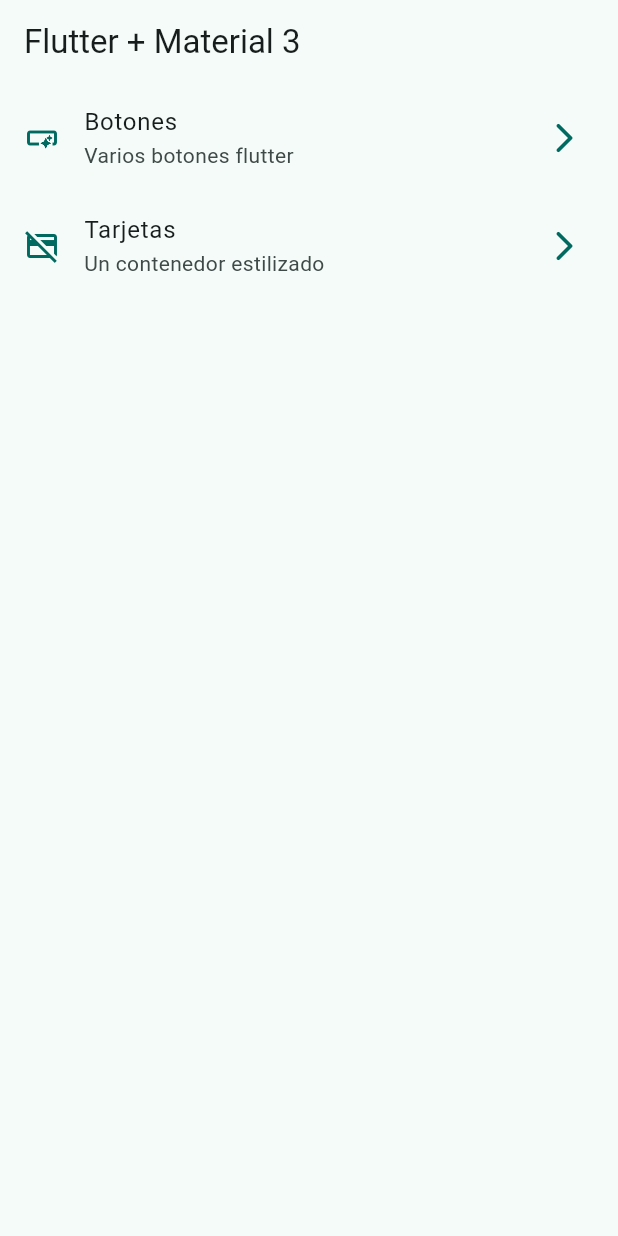
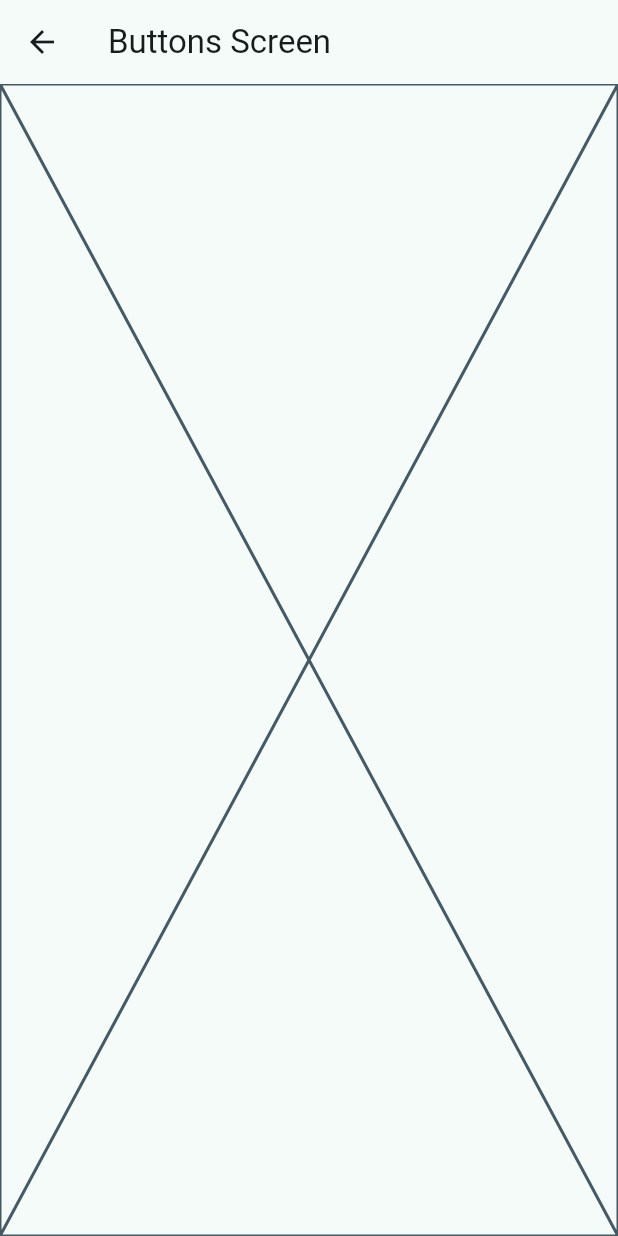
Before and after one commit to i-licona/widgets_app, a Flutter app: the screen it shows after launch, after a tap on "Botones", on a phone screen of 412 x 824 dp. Run offline on Flutter 3.47's test engine with Material 2 defaults, Android fonts, the phone set to English and light mode, and no system bars.

Commit message:
rutas basicas con flutter

```diff
--- a/lib/main.dart
+++ b/lib/main.dart
@@ -1,5 +1,7 @@
 import 'package:flutter/material.dart';
 import 'package:widgets_app/config/theme/app_theme.dart';
+import 'package:widgets_app/presentation/screens/buttons/buttons_screen.dart';
+import 'package:widgets_app/presentation/screens/cards/cards_screen.dart';
 import 'package:widgets_app/presentation/screens/home/home_screen.dart';
 
 void main() {
@@ -14,7 +16,11 @@ class MainApp extends StatelessWidget {
     return MaterialApp(
       debugShowCheckedModeBanner: false,
       theme: AppTheme(selectedColor: 2).getTheme(),
-      home:const HomeScreen()
+      home:const HomeScreen(),
+      routes: {
+        '/buttons': ( context ) => const ButtonsScreen(),
+        '/cards': ( context ) => const CardsScreen()
+      },
     );
   }
 }
--- /dev/null
+++ b/lib/presentation/screens/buttons/buttons_screen.dart
@@ -0,0 +1,15 @@
+import 'package:flutter/material.dart';
+
+class ButtonsScreen extends StatelessWidget {
+  const ButtonsScreen({super.key});
+
+  @override
+  Widget build(BuildContext context) {
+    return Scaffold(
+      appBar: AppBar(
+        title: const Text('Buttons Screen'),
+      ),
+      body: const Placeholder(),
+    );
+  }
+}
--- a/lib/presentation/screens/home/home_screen.dart
+++ b/lib/presentation/screens/home/home_screen.dart
@@ -1,6 +1,7 @@
 
 import 'package:flutter/material.dart';
 import 'package:widgets_app/config/menu/menu_item.dart';
+import 'package:widgets_app/presentation/screens/buttons/buttons_screen.dart';
 
 class HomeScreen extends StatelessWidget {
   const HomeScreen({super.key});
@@ -48,7 +49,12 @@ class _CustomListTitle extends StatelessWidget {
       title: Text(menuItem.title),
       subtitle: Text(menuItem.subTitle),
       onTap: (){
-        // Todo: Navegar a otra pantalla
+        /* Navigator.of(context).push(
+          MaterialPageRoute(
+            builder: (context) => const ButtonsScreen(),
+          ),
+        ); */
+        Navigator.pushNamed(context, menuItem.link);
       },
     );
   }
```
Also changed, not shown: lib/presentation/screens/cards/cards_screen.dart (added, +15 -0 lines).
